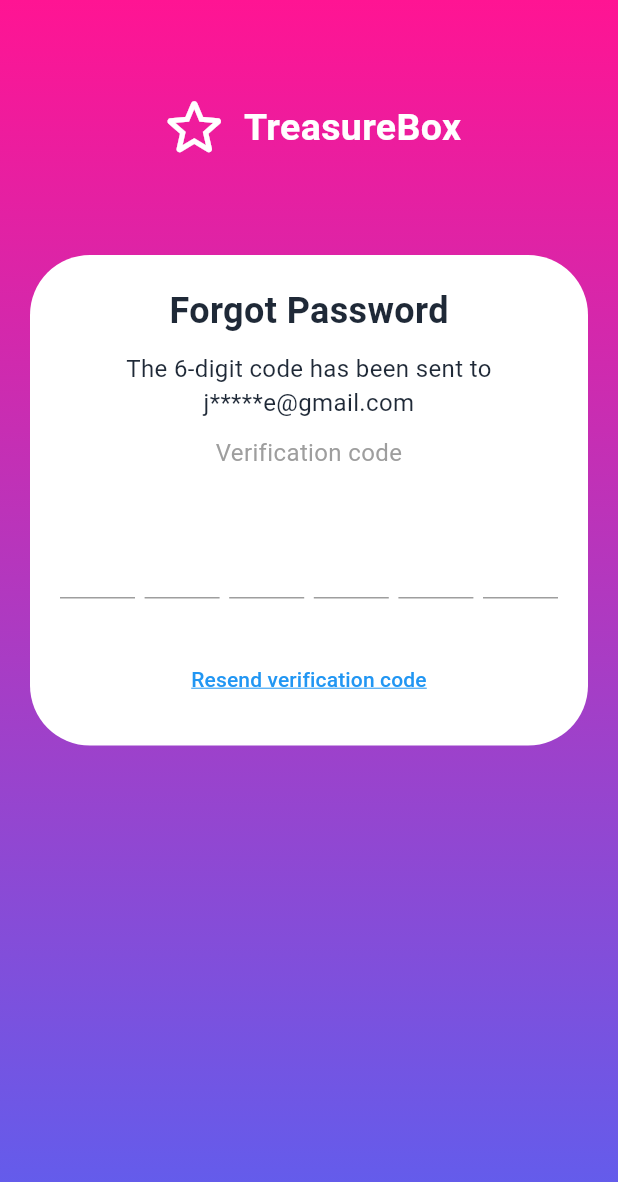
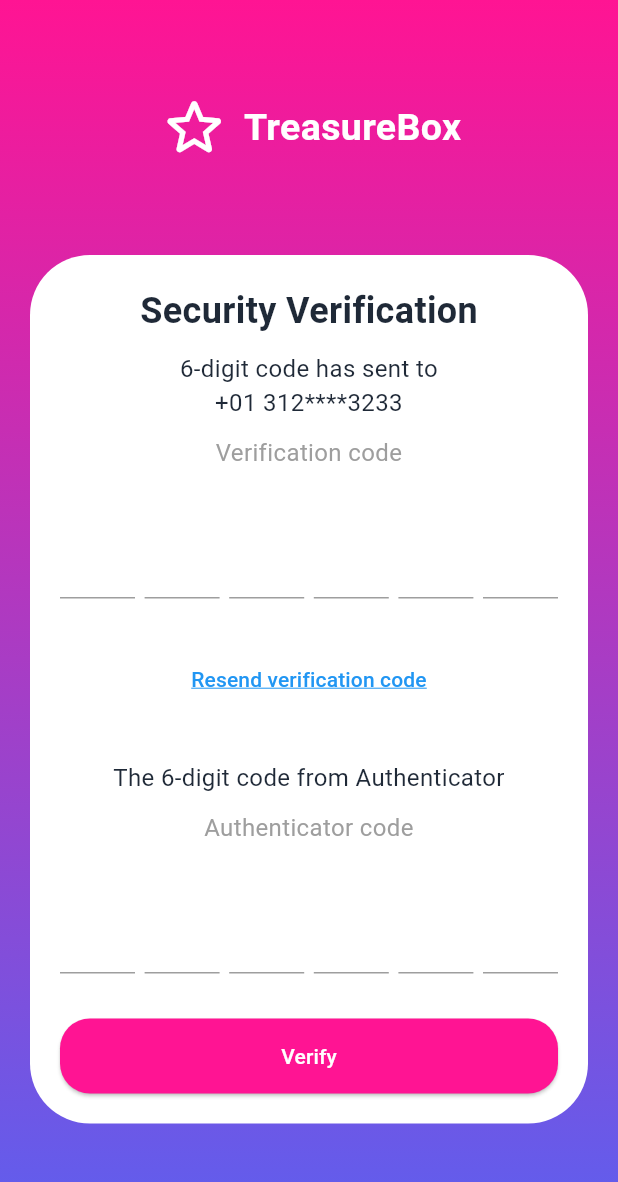
Before and after one commit to qingting88/tb_flutter, a Flutter app: the ForgotPasswordVerificationPage screen opened by its route, on a phone screen of 412 x 824 dp. Shown: the top 1182 px of the screen. Run offline on Flutter 3.47's test engine with Material 3 defaults, Android fonts, the phone set to English and light mode, and no system bars; our stand-ins replace dio, email_validator, go_router; missing offline and left inert: dart:ffi; Roboto replaces fonts that are missing (SF Pro Display); project files that could hold a hidden picture were left out.

Commit message:
[optimize] optimize forgot password verification page

```diff
--- a/lib/core/widgets/verification_code_input.dart
+++ b/lib/core/widgets/verification_code_input.dart
@@ -1,11 +1,19 @@
+import 'dart:ffi';
+
 import 'package:flutter/material.dart';
 import 'package:tb_flutter/core/theme/app_theme.dart';
 
 class VerificationCodeInput extends StatefulWidget {
-  final void Function(String) onCompleted;
+  final void Function(String)? onCompleted;
+  final void Function(bool)? onEditing;
   final int length;
 
-  const VerificationCodeInput({super.key,  required this.length, required this.onCompleted});
+  const VerificationCodeInput({
+    super.key,
+    required this.length,
+    this.onCompleted,
+    this.onEditing,
+  });
 
   @override
   State<VerificationCodeInput> createState() => _VerificationCodeInputState();
@@ -21,11 +29,19 @@ class _VerificationCodeInputState extends State<VerificationCodeInput> {
     super.initState();
     _controllers = List.generate(
       widget.length,
-          (index) => TextEditingController(),
+      (index) => TextEditingController(),
     );
     _focusNodes = List.generate(
       widget.length,
-          (index) => FocusNode(),
+      (index) {
+        final focusNode = FocusNode();
+        focusNode.addListener(() {
+          if (focusNode.hasFocus && widget.onEditing != null) {
+            widget.onEditing!(true);
+          }
+        });
+        return focusNode;
+      },
     );
     _codeDigits = List.filled(
       widget.length,
@@ -59,7 +75,7 @@ class _VerificationCodeInputState extends State<VerificationCodeInput> {
       // 检查是否所有数字都已输入
       final allDigitsFilled = _codeDigits.every((digit) => digit.isNotEmpty);
       if (allDigitsFilled) {
-        widget.onCompleted(_codeDigits.join());
+        widget.onCompleted?.call(_codeDigits.join());
       }
     }
   }
--- a/lib/features/login/pages/forgot_password_verification_page.dart
+++ b/lib/features/login/pages/forgot_password_verification_page.dart
@@ -8,25 +8,41 @@ class ForgotPasswordVerificationPage extends StatefulWidget {
 
   @override
   State<StatefulWidget> createState() {
-    return  _ForgotPasswordVerificationPageState();
+    return _ForgotPasswordVerificationPageState();
   }
 }
 
 class _ForgotPasswordVerificationPageState extends State<ForgotPasswordVerificationPage> {
-  final _verificationController = TextEditingController();
+  final _smsVerificationController = TextEditingController();
+  final _authenticatorController = TextEditingController();
+  final _scrollController = ScrollController(); // 添加滚动控制器
+  bool _keyboardIsShow = false; // 键盘显示状态
 
-  void _handleVerification(BuildContext context, String code) {
-    // TODO：跳转到安全验证页
+  @override
+  void dispose() {
+    _smsVerificationController.dispose();
+    _authenticatorController.dispose();
+    _scrollController.dispose(); // 释放滚动控制器
+    super.dispose();
+  }
+
+  void _handleVerification(BuildContext context, String smsCode, String authenticatorCode) {
+    // TODO：跳转到安全验证页，使用 smsCode 和 authenticatorCode 进行验证
   }
 
   void _resendVerificationCode() {
     // 待实现
   }
 
-  @override
-  void dispose() {
-    _verificationController.dispose();
-    super.dispose();
+  // 新增方法：滚动到页面底部
+  void _scrollToBottom() {
+    Future.delayed(const Duration(milliseconds: 100), () {
+      _scrollController.animateTo(
+        _scrollController.position.maxScrollExtent,
+        duration: const Duration(milliseconds: 300),
+        curve: Curves.easeOut,
+      );
+    });
   }
 
   @override
@@ -34,15 +50,21 @@ class _ForgotPasswordVerificationPageState extends State<ForgotPasswordVerificat
     return Scaffold(
       resizeToAvoidBottomInset: false,
       body: GestureDetector(
-        onTap: () => FocusScope.of(context).unfocus(),
+        onTap: () {
+          FocusScope.of(context).unfocus();
+          _keyboardIsShow = false;
+        },
         child: GradientBackground(
           child: LayoutBuilder(
             builder: (context, constraints) {
               return SingleChildScrollView(
+                controller: _scrollController, // 使用滚动控制器
+                padding: EdgeInsets.only(bottom: MediaQuery.of(context).viewInsets.bottom),
                 child: ConstrainedBox(
                   constraints: BoxConstraints(minHeight: constraints.maxHeight),
                   child: IntrinsicHeight(
-                    child: Padding(padding: EdgeInsets.fromLTRB(20, 20, 20, MediaQuery.of(context).padding.bottom + 20),
+                    child: Padding(
+                      padding: EdgeInsets.fromLTRB(20, 20, 20, MediaQuery.of(context).padding.bottom + 20),
                       child: Column(
                         children: [
                           const SizedBox(height: 40),
@@ -56,47 +78,85 @@ class _ForgotPasswordVerificationPageState extends State<ForgotPasswordVerificat
                             ),
                             child: Form(
                               child: Column(
-                                crossAxisAlignment: CrossAxisAlignment.start,
+                                crossAxisAlignment: CrossAxisAlignment.center,
                                 children: [
-                                  const Center(child: Text('Forgot Password', style: TextStyle(fontSize: 24, fontWeight: FontWeight.bold),)),
+                                  const Text(
+                                    'Security Verification',
+                                    style: TextStyle(fontSize: 24, fontWeight: FontWeight.bold),
+                                  ),
                                   const SizedBox(height: 10),
-                                  const Center(
-                                      child: Text('The 6-digit code has been sent to j*****e@gmail.com',
+                                  const Text(
+                                    '6-digit code has sent to\n+01 312****3233',
                                     style: TextStyle(fontSize: 16, fontWeight: FontWeight.normal),
                                     textAlign: TextAlign.center,
-                                      )
                                   ),
                                   const SizedBox(height: 10),
-                                  const Center(
-                                      child: Text('Verification code',
+                                  const Text(
+                                    'Verification code',
                                     style: TextStyle(
                                       fontSize: 16,
                                       fontWeight: FontWeight.normal,
-                                            color: Colors.grey),
+                                      color: Colors.grey,
+                                    ),
                                     textAlign: TextAlign.center,
-                                      )
                                   ),
                                   const SizedBox(height: 30),
                                   VerificationCodeInput(
                                     length: 6,
-                                    onCompleted:
-                                        (code) =>
-                                        _handleVerification(context, code),
+                                    onCompleted: (code) {
+                                      // Handle SMS verification code
+                                    },
                                   ),
                                   const SizedBox(height: 30),
-                                  Center(
-                                    child: TextButton(
+                                  TextButton(
                                     onPressed: _resendVerificationCode,
                                     child: const Text(
                                       'Resend verification code',
                                       style: TextStyle(
                                         decoration: TextDecoration.underline,
                                         color: Colors.blue,
-                                          decorationColor: Colors.blue
+                                        decorationColor: Colors.blue,
                                       ),
                                       textAlign: TextAlign.center,
                                     ),
                                   ),
+                                  const SizedBox(height: 30),
+                                  const Text(
+                                    'The 6-digit code from Authenticator',
+                                    style: TextStyle(fontSize: 16, fontWeight: FontWeight.normal),
+                                    textAlign: TextAlign.center,
+                                  ),
+                                  const SizedBox(height: 10),
+                                  const Text(
+                                    'Authenticator code',
+                                    style: TextStyle(
+                                      fontSize: 16,
+                                      fontWeight: FontWeight.normal,
+                                      color: Colors.grey,
+                                    ),
+                                    textAlign: TextAlign.center,
+                                  ),
+                                  const SizedBox(height: 30),
+                                  VerificationCodeInput(
+                                    length: 6,
+                                    onCompleted: (code) {
+                                      // Handle Authenticator verification code
+                                    },
+                                    onEditing: (isEditing) {
+                                      if (isEditing && _keyboardIsShow == false) {
+                                        _keyboardIsShow = true;
+                                        _scrollToBottom();
+                                      }
+                                    },
+                                  ),
+                                  const SizedBox(height: 30),
+                                  ElevatedButton(
+                                    onPressed: () {
+                                      final smsCode = _smsVerificationController.text;
+                                      final authenticatorCode = _authenticatorController.text;
+                                      _handleVerification(context, smsCode, authenticatorCode);
+                                    },
+                                    child: const Text('Verify'),
                                   ),
                                 ],
                               ),
```
Also changed, not shown: lib/features/login/pages/forgot_password_page.dart (+15 -3 lines). Lines whose indentation alone changed are shown as unchanged.
